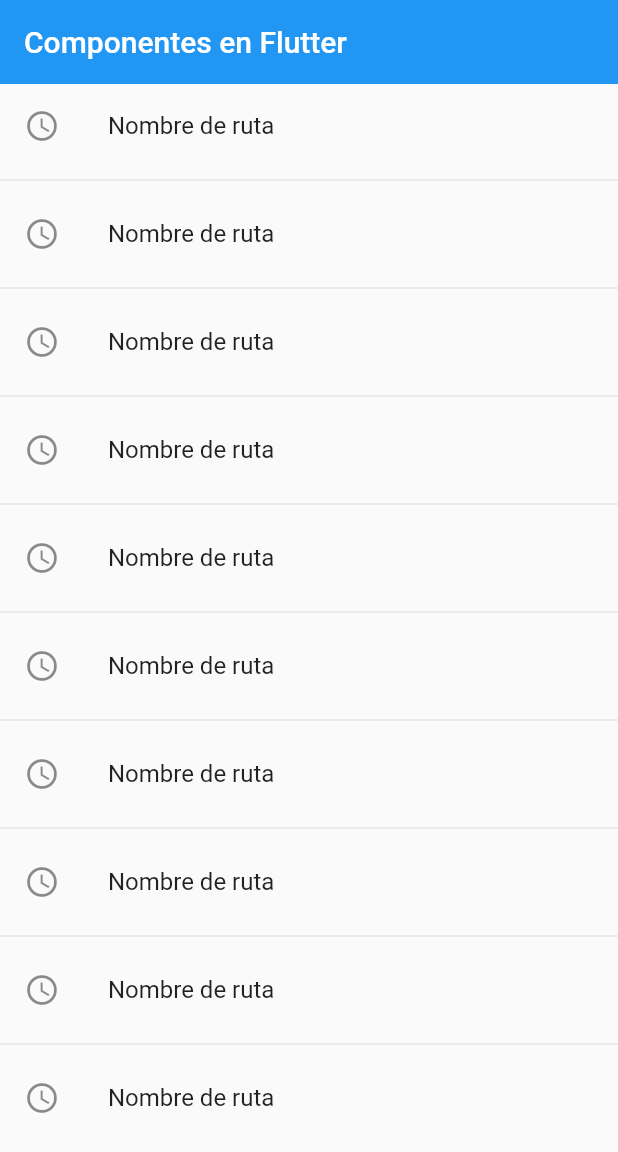
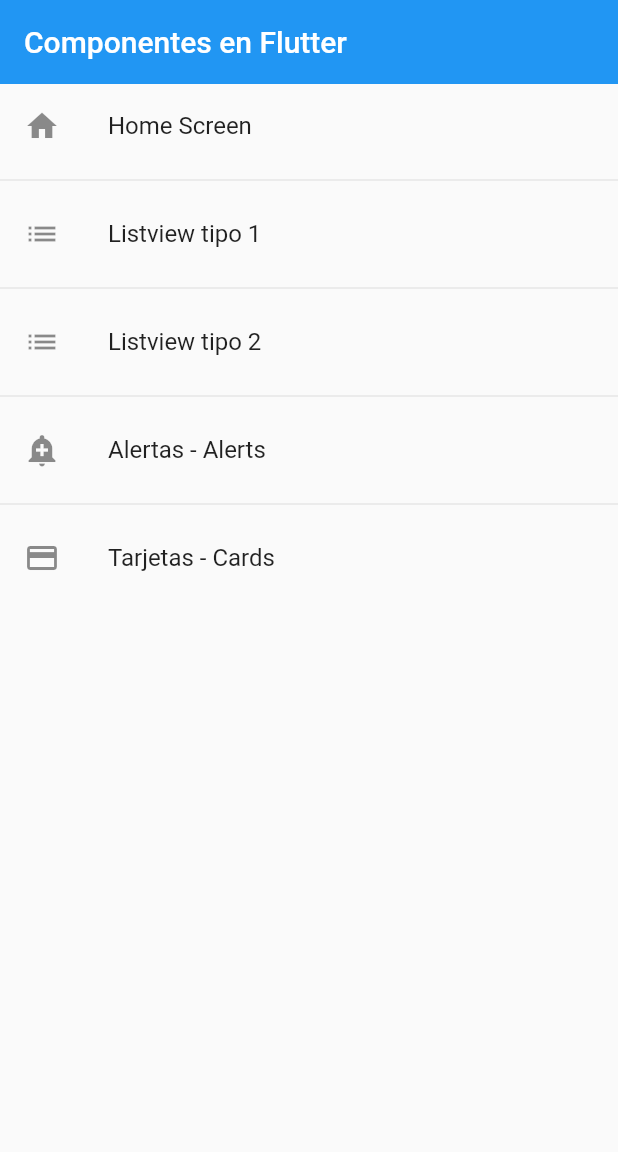
Before and after one commit to slopezalvas/fl_components, a Flutter app: the screen it shows after launch, on a phone screen of 412 x 824 dp. Shown: the top 1152 px of the screen. Run offline on Flutter 3.47's test engine with Material 2 defaults, Android fonts, the phone set to English and light mode, and no system bars.

Commit message:
Crear metodo con las rutas de mi app

```diff
--- a/lib/main.dart
+++ b/lib/main.dart
@@ -12,7 +12,7 @@ class MyApp extends StatelessWidget {
       debugShowCheckedModeBanner: false,
       title: 'Material App',
       initialRoute: AppRoutes.initialRoute,
-      routes: AppRoutes.routes,
+      routes: AppRoutes.getAppRoutes(),
       onGenerateRoute: (settings) => AppRoutes.onGenerateRoute(settings)
     );
   }
--- a/lib/models/menu_option.dart
+++ b/lib/models/menu_option.dart
@@ -3,9 +3,9 @@ import 'package:flutter/material.dart' show IconData, Widget;
 class MenuOption{
 
   final String route;
-  final IconData icon;
   final String name;
   final Widget screen;
+  final IconData icon;
 
   MenuOption({
     required this.route,
--- a/lib/router/app_routes.dart
+++ b/lib/router/app_routes.dart
@@ -17,13 +17,23 @@ class AppRoutes {
 
   ];
 
-  static Map<String, Widget Function(BuildContext)> routes ={
-    'home'      :(context) => const HomeScreen(),
-    'listview1' :(context) => const ListView1Screen(),
-    'listview12':(context) => const ListView2Screen(),
-    'alert'     :(context) => const AlertScreen(),
-    'card'      :(context) => const CardScreen(),
-  };
+  static Map<String, Widget Function(BuildContext)> getAppRoutes () {
+
+    Map<String, Widget Function(BuildContext)> appRoutes = {};
+
+    for ( final option in menuOptions ){
+      appRoutes.addAll({option.route : (BuildContext context) => option.screen});
+    }
+
+    return appRoutes;
+  }
+  // static Map<String, Widget Function(BuildContext)> routes ={
+  //   'home'      :(context) => const HomeScreen(),
+  //   'listview1' :(context) => const ListView1Screen(),
+  //   'listview12':(context) => const ListView2Screen(),
+  //   'alert'     :(context) => const AlertScreen(),
+  //   'card'      :(context) => const CardScreen(),
+  // };
 
   static Route<dynamic>? onGenerateRoute (RouteSettings settings) {
     return MaterialPageRoute(
--- a/lib/screens/home_screen.dart
+++ b/lib/screens/home_screen.dart
@@ -1,4 +1,4 @@
-import 'package:fl_components/screens/listview1_screen.dart';
+import 'package:fl_components/router/app_routes.dart';
 import 'package:flutter/material.dart';
 
 class HomeScreen extends StatelessWidget {
@@ -7,6 +7,9 @@ class HomeScreen extends StatelessWidget {
 
   @override
   Widget build(BuildContext context) {
+
+    final menuOptions = AppRoutes.menuOptions;
+
     return Scaffold(
       appBar: AppBar(
         title: const Text('Componentes en Flutter'),
@@ -14,11 +17,11 @@ class HomeScreen extends StatelessWidget {
       ),
       body: ListView.separated(
         itemBuilder: (context, index) => ListTile(
-          leading: const Icon(Icons.access_time_outlined),
-          title: const Text('Nombre de ruta'),
+          leading: Icon(menuOptions[index].icon),
+          title: Text(menuOptions[index].name),
           onTap: () {
 
-            Navigator.pushNamed(context, 'card');
+            Navigator.pushNamed(context, menuOptions[index].route);
             // final route = MaterialPageRoute(
             //   builder: (context) => const ListView1Screen()
             // );
@@ -29,7 +32,7 @@ class HomeScreen extends StatelessWidget {
           },
         ),
         separatorBuilder: ( _ ,__ ) => const Divider(),
-        itemCount: 10)
+        itemCount: menuOptions.length)
     );
   }
 }
```
